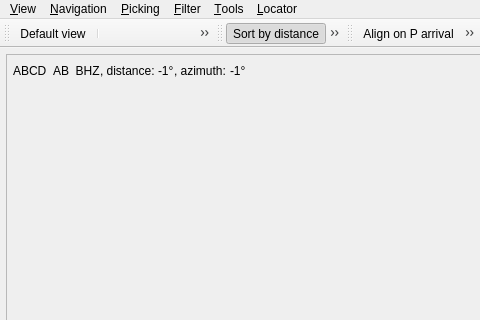
First picture: the form in libs/seiscomp/gui/datamodel/pickerview.ui, repository SeisComP/common, before the edit; both pictures show x 0 to 480 and y 0 to 320 of the 945 by 738 pixel window.
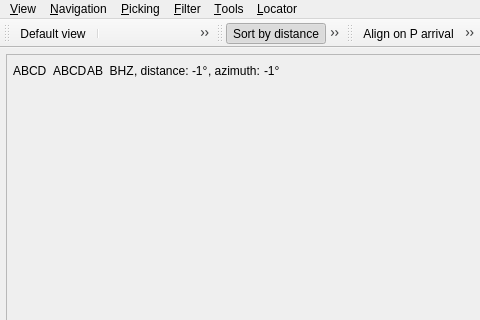
Second picture: the form after the edit. Icons and pictures are not drawn. Custom widgets are drawn as their Qt base class.

Commit message: Added ampLabel to read out amplitude when arrow keys are used in picking mode.

The edit to the form file:
```diff
--- a/libs/seiscomp/gui/datamodel/pickerview.ui
+++ b/libs/seiscomp/gui/datamodel/pickerview.ui
@@ -109,6 +109,19 @@
                 <property name="margin">
                  <number>0</number>
                 </property>
+               <item>
+                <widget class="QLabel" name="labelCurrentAmp">
+                 <property name="sizePolicy">
+                  <sizepolicy hsizetype="Maximum" vsizetype="Preferred">
+                   <horstretch>0</horstretch>
+                   <verstretch>0</verstretch>
+                  </sizepolicy>
+                 </property>
+                 <property name="text">
+                  <string>ABCD</string>
+                 </property>
+                </widget>
+                </item>
                 <item>
                  <widget class="QLabel" name="labelCode">
                   <property name="sizePolicy">
```
The commit also changes 1 other file.
